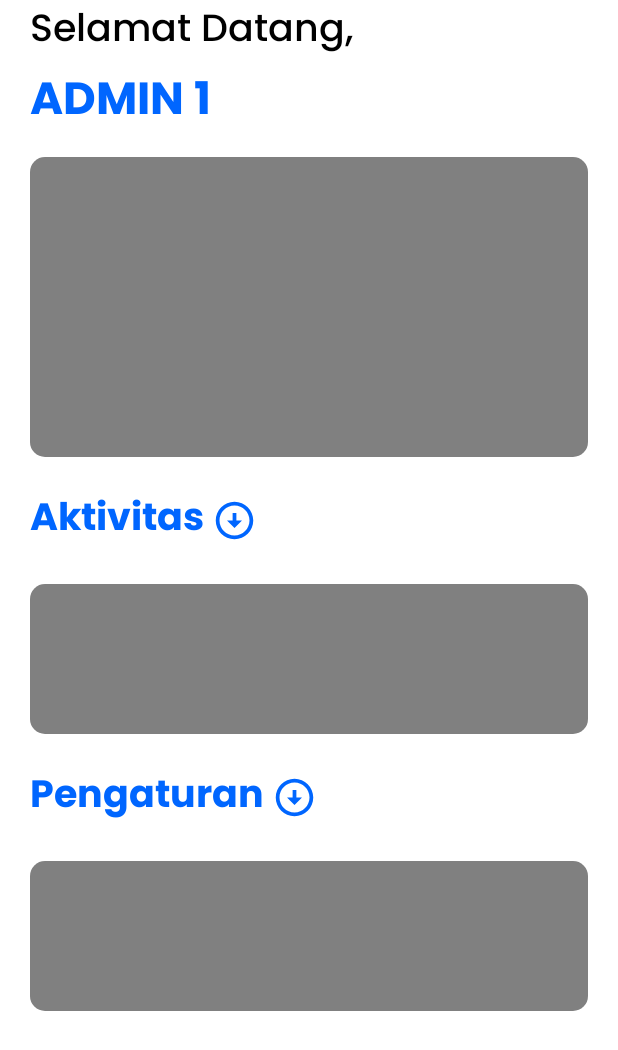
After one commit to overlogic-universe/Parky, an Android app: the layout activity_home_admin.xml on its own in the app's theme, with its tools: preview values and no code run, on a phone screen of 412 x 824 dp. The commit adds this screen. Shown: the top 1050 px of the screen. Run offline under Robolectric (Android 15) with nearby library versions, the phone set to English and light mode, and no system bars.

Commit message:
style: add home admin page

```diff
--- a/app/src/main/AndroidManifest.xml
+++ b/app/src/main/AndroidManifest.xml
@@ -1,6 +1,6 @@
 <?xml version="1.0" encoding="utf-8"?>
 <manifest xmlns:android="http://schemas.android.com/apk/res/android"
-    xmlns:tools="http://schemas.android.com/tools">
+    xmlns:tools="http://schemas.android.com/tools" >
 
     <application
         android:allowBackup="true"
@@ -11,10 +11,17 @@
         android:roundIcon="@mipmap/ic_launcher_round"
         android:supportsRtl="true"
         android:theme="@style/Theme.Parky"
-        tools:targetApi="33">
+        tools:targetApi="33" >
         <activity
-            android:name=".LoginActivity"
-            android:exported="true">
+            android:name=".HomeAdminActivity"
+            android:exported="false" >
+            <meta-data
+                android:name="android.app.lib_name"
+                android:value="" />
+        </activity>
+        <activity
+            android:name=".ui.LoginActivity"
+            android:exported="true" >
             <intent-filter>
                 <action android:name="android.intent.action.MAIN" />
 
--- a/app/src/main/java/com/lucky7/parky/LoginActivity.java
+++ b/app/src/main/java/com/lucky7/parky/ui/HomeAdminActivity.java
@@ -1,14 +1,16 @@
-package com.lucky7.parky;
+package com.lucky7.parky.ui;
 
 import androidx.appcompat.app.AppCompatActivity;
 
 import android.os.Bundle;
 
-public class LoginActivity extends AppCompatActivity {
+import com.lucky7.parky.R;
+
+public class HomeAdminActivity extends AppCompatActivity {
 
     @Override
     protected void onCreate(Bundle savedInstanceState) {
         super.onCreate(savedInstanceState);
-        setContentView(R.layout.activity_login);
+        setContentView(R.layout.activity_home_admin);
     }
 }
--- /dev/null
+++ b/app/src/main/java/com/lucky7/parky/ui/LoginActivity.java
@@ -0,0 +1,16 @@
+package com.lucky7.parky.ui;
+
+import androidx.appcompat.app.AppCompatActivity;
+
+import android.os.Bundle;
+
+import com.lucky7.parky.R;
+
+public class LoginActivity extends AppCompatActivity {
+
+    @Override
+    protected void onCreate(Bundle savedInstanceState) {
+        super.onCreate(savedInstanceState);
+        setContentView(R.layout.activity_login);
+    }
+}
--- /dev/null
+++ b/app/src/main/res/drawable/border_radius.xml
@@ -0,0 +1,5 @@
+<?xml version="1.0" encoding="utf-8"?>
+<shape xmlns:android="http://schemas.android.com/apk/res/android">
+    <corners android:radius="10dp"/>
+    <solid android:color="@color/grey"/>
+</shape>
--- /dev/null
+++ b/app/src/main/res/drawable/ic_baseline_arrow_circle_down_24.xml
@@ -0,0 +1,5 @@
+<vector android:height="30dp" android:tint="#0066FF"
+    android:viewportHeight="24" android:viewportWidth="24"
+    android:width="30dp" xmlns:android="http://schemas.android.com/apk/res/android">
+    <path android:fillColor="@android:color/white" android:pathData="M12,4c4.41,0 8,3.59 8,8s-3.59,8 -8,8s-8,-3.59 -8,-8S7.59,4 12,4M12,2C6.48,2 2,6.48 2,12c0,5.52 4.48,10 10,10c5.52,0 10,-4.48 10,-10C22,6.48 17.52,2 12,2L12,2zM13,12l0,-4h-2l0,4H8l4,4l4,-4H13z"/>
+</vector>
--- /dev/null
+++ b/app/src/main/res/layout/activity_home_admin.xml
@@ -0,0 +1,63 @@
+<?xml version="1.0" encoding="utf-8"?>
+<LinearLayout xmlns:android="http://schemas.android.com/apk/res/android"
+    xmlns:app="http://schemas.android.com/apk/res-auto"
+    xmlns:tools="http://schemas.android.com/tools"
+    android:layout_width="match_parent"
+    android:layout_height="match_parent"
+    android:orientation="vertical"
+    android:paddingHorizontal="20dp"
+    tools:context=".ui.HomeAdminActivity">
+
+    <TextView
+        android:layout_width="wrap_content"
+        android:layout_height="wrap_content"
+        android:text="Selamat Datang,"
+        android:fontFamily="@font/poppinsmedium"
+        android:textSize="25sp"/>
+    <TextView
+        android:layout_width="wrap_content"
+        android:layout_height="wrap_content"
+        android:text="ADMIN 1"
+        android:textColor="@color/primaryColor"
+        android:fontFamily="@font/poppinsbold"
+        android:textSize="30sp"
+        android:layout_marginBottom="10dp"/>
+
+    <View
+        android:layout_width="match_parent"
+        android:layout_height="200dp"
+        android:background="@drawable/border_radius"/>
+
+    <TextView
+        android:layout_width="wrap_content"
+        android:layout_height="wrap_content"
+        android:layout_marginVertical="20dp"
+        android:text="@string/aktivitas"
+        android:textColor="@color/primaryColor"
+        android:textSize="25sp"
+        android:fontFamily="@font/poppinsbold"
+        android:drawablePadding="5dp"
+        app:drawableEndCompat="@drawable/ic_baseline_arrow_circle_down_24" />
+
+    <View
+        android:layout_width="match_parent"
+        android:layout_height="100dp"
+        android:background="@drawable/border_radius"/>
+
+    <TextView
+        android:layout_width="wrap_content"
+        android:layout_height="wrap_content"
+        android:layout_marginVertical="20dp"
+        android:text="Pengaturan"
+        android:textColor="@color/primaryColor"
+        android:textSize="25sp"
+        android:fontFamily="@font/poppinsbold"
+        android:drawablePadding="5dp"
+        app:drawableEndCompat="@drawable/ic_baseline_arrow_circle_down_24" />
+
+    <View
+        android:layout_width="match_parent"
+        android:layout_height="100dp"
+        android:background="@drawable/border_radius"/>
+
+</LinearLayout>
--- a/app/src/main/res/layout/activity_login.xml
+++ b/app/src/main/res/layout/activity_login.xml
@@ -5,7 +5,7 @@
     android:layout_width="match_parent"
     android:layout_height="match_parent"
     android:orientation="vertical"
-    tools:context=".LoginActivity">
+    tools:context=".ui.LoginActivity">
 
     <View
         android:layout_width="match_parent"
--- a/app/src/main/res/values/strings.xml
+++ b/app/src/main/res/values/strings.xml
@@ -6,4 +6,5 @@
     <string name="email_address">Email Address</string>
     <string name="login">Login</string>
     <string name="forgot_your_password">Forgot your password?</string>
+    <string name="aktivitas">Aktivitas</string>
 </resources>
```
